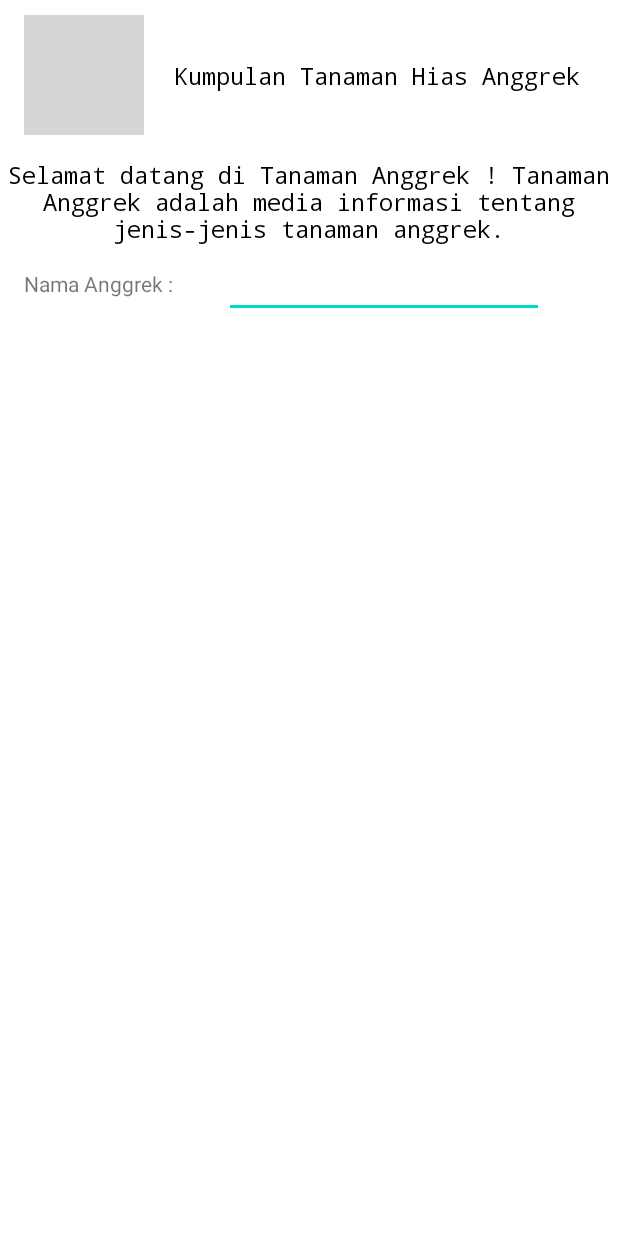
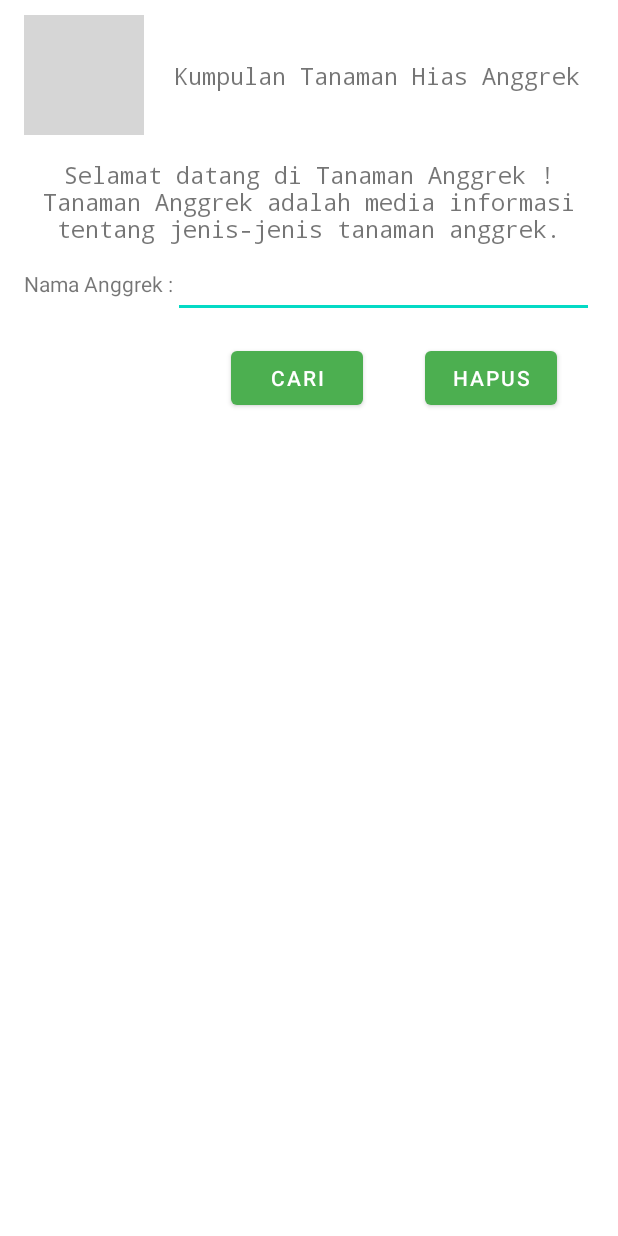
Before and after one commit to safinasp/Asessment1_Orchid_Mobpro1, an Android app: the layout activity_main.xml on its own in the app's theme, with its tools: preview values and no code run, on a phone screen of 412 x 824 dp. Run offline under Robolectric (Android 15) with nearby library versions, the phone set to English and light mode, and no system bars; Roboto replaces fonts that are not available here; grey boxes are pictures that could not be loaded.

Commit message:
Perbaikan Tata Letak Layout Button

```diff
--- a/app/build.gradle
+++ b/app/build.gradle
@@ -15,6 +15,10 @@ android {
         versionName "1.0"
 
         testInstrumentationRunner "androidx.test.runner.AndroidJUnitRunner"
+    }
+    //view binding
+    buildFeatures {
+        viewBinding true
     }
 
     buildTypes {
--- a/app/src/main/java/org/d3if3030/anggrek/MainActivity.kt
+++ b/app/src/main/java/org/d3if3030/anggrek/MainActivity.kt
@@ -1,11 +1,21 @@
 package org.d3if3030.anggrek
 
 import androidx.appcompat.app.AppCompatActivity
+import android.util.Log
+import android.widget.Button
 import android.os.Bundle
+import org.d3if3030.anggrek.databinding.ActivityMainBinding
 
 class MainActivity : AppCompatActivity() {
+    private lateinit var binding: ActivityMainBinding
     override fun onCreate(savedInstanceState: Bundle?) {
         super.onCreate(savedInstanceState)
-        setContentView(R.layout.activity_main)
+        binding = ActivityMainBinding.inflate(layoutInflater)
+        setContentView(binding.root)
+        binding.cariButton.setOnClickListener { cariAnggrek() }
     }
+    private fun cariAnggrek() {
+        Log.d("MainActivity", "Tombol diklik!")
+    }
+
 }
--- a/app/src/main/res/layout/activity_main.xml
+++ b/app/src/main/res/layout/activity_main.xml
@@ -2,6 +2,7 @@
 <androidx.constraintlayout.widget.ConstraintLayout xmlns:android="http://schemas.android.com/apk/res/android"
     xmlns:app="http://schemas.android.com/apk/res-auto"
     xmlns:tools="http://schemas.android.com/tools"
+    android:id="@+id/hapus"
     android:layout_width="match_parent"
     android:layout_height="match_parent"
     tools:context=".MainActivity">
@@ -14,9 +15,8 @@
         android:layout_marginTop="40dp"
         android:layout_marginEnd="18dp"
         android:fontFamily="monospace"
-        android:textColor="@color/black"
+        android:text="Kumpulan Tanaman Hias Anggrek"
         android:textSize="15sp"
-        android:text="Kumpulan Tanaman Hias Anggrek"
         app:layout_constraintEnd_toEndOf="parent"
         app:layout_constraintHorizontal_bias="0.0"
         app:layout_constraintStart_toEndOf="@+id/imageView3"
@@ -37,7 +37,7 @@
 
     <TextView
         android:id="@+id/textView3"
-        android:layout_width="wrap_content"
+        android:layout_width="0dp"
         android:layout_height="wrap_content"
         android:layout_marginStart="16dp"
         android:layout_marginTop="16dp"
@@ -45,7 +45,6 @@
         android:fontFamily="monospace"
         android:gravity="center"
         android:text="@string/anggrek_intro"
-        android:textColor="@color/black"
         android:textSize="15sp"
         app:layout_constraintEnd_toEndOf="parent"
         app:layout_constraintStart_toStartOf="parent"
@@ -63,15 +62,36 @@
 
     <EditText
         android:id="@+id/editTextTextPersonName2"
-        android:layout_width="wrap_content"
+        android:layout_width="0dp"
         android:layout_height="wrap_content"
         android:layout_marginTop="16dp"
         android:layout_marginEnd="16dp"
         android:ems="10"
-        android:inputType="textPersonName"
+        android:inputType="text"
         app:layout_constraintBottom_toBottomOf="@+id/textView4"
         app:layout_constraintEnd_toEndOf="parent"
         app:layout_constraintStart_toEndOf="@+id/textView4"
         app:layout_constraintTop_toBottomOf="@+id/textView3" />
 
+    <Button
+        android:id="@+id/cariButton"
+        android:layout_width="wrap_content"
+        android:layout_height="wrap_content"
+        android:layout_marginTop="16dp"
+        android:layout_marginEnd="16dp"
+        android:text="Cari"
+        app:layout_constraintEnd_toEndOf="parent"
+        app:layout_constraintStart_toStartOf="parent"
+        app:layout_constraintTop_toBottomOf="@+id/editTextTextPersonName2" />
+
+    <Button
+        android:id="@+id/hapusButton"
+        android:layout_width="wrap_content"
+        android:layout_height="wrap_content"
+        android:layout_marginTop="16dp"
+        android:text="Hapus"
+        app:layout_constraintEnd_toEndOf="parent"
+        app:layout_constraintStart_toEndOf="@+id/cariButton"
+        app:layout_constraintTop_toBottomOf="@+id/editTextTextPersonName2" />
+
 </androidx.constraintlayout.widget.ConstraintLayout>
--- a/app/src/main/res/values-night/themes.xml
+++ b/app/src/main/res/values-night/themes.xml
@@ -2,9 +2,9 @@
     <!-- Base application theme. -->
     <style name="Theme.Anggrek" parent="Theme.MaterialComponents.DayNight.DarkActionBar">
         <!-- Primary brand color. -->
-        <item name="colorPrimary">@color/purple_200</item>
-        <item name="colorPrimaryVariant">@color/purple_700</item>
-        <item name="colorOnPrimary">@color/black</item>
+        <item name="colorPrimary">#4CAF50</item>
+        <item name="colorPrimaryVariant">#4CAF50</item>
+        <item name="colorOnPrimary">@color/white</item>
         <!-- Secondary brand color. -->
         <item name="colorSecondary">@color/teal_200</item>
         <item name="colorSecondaryVariant">@color/teal_200</item>
```
